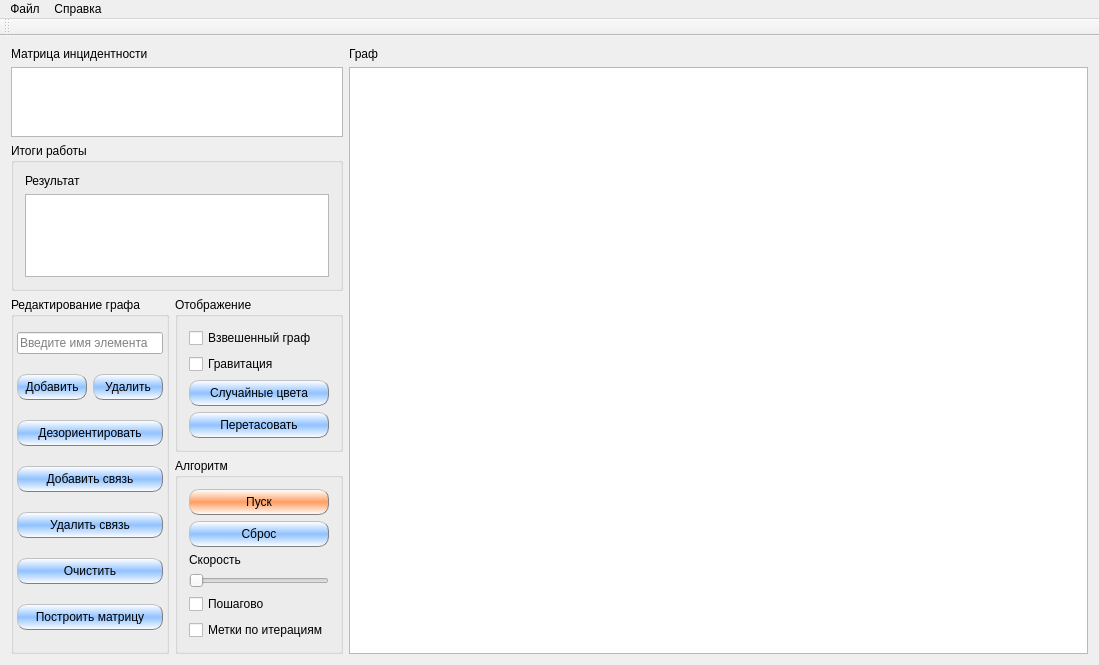
The window that Algorithms/L3/mainwindow.ui (SqrtMinusOne/SEM3_LABS) describes before a commit, drawn with Qt 5.
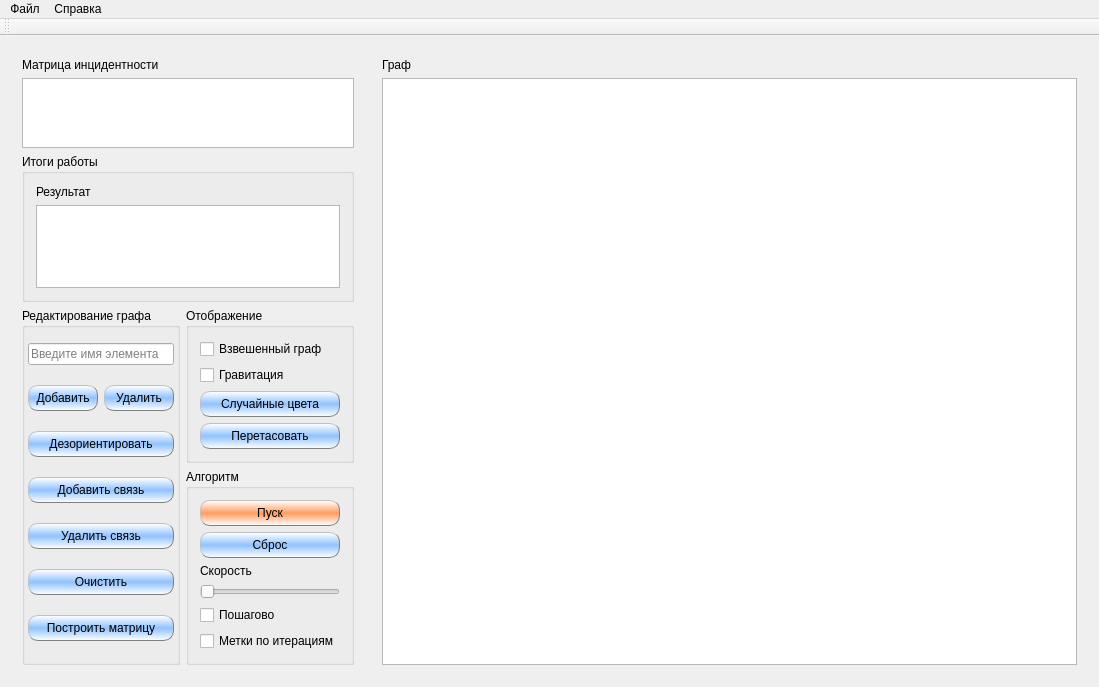
The same window after the commit.

Patch:
```diff
--- a/Algorithms/L3/mainwindow.ui
+++ b/Algorithms/L3/mainwindow.ui
@@ -31,6 +31,7 @@
   <widget class="QWidget" name="centralWidget">
    <layout class="QHBoxLayout" name="horizontalLayout_2" stretch="2,5">
     <item>
+     <widget class="QWidget" name="leftWidget" native="true">
      <layout class="QVBoxLayout" name="LeftLayout" stretch="2,1,0">
       <item>
        <layout class="QVBoxLayout" name="Matrlayout">
@@ -323,9 +324,11 @@
        </layout>
       </item>
      </layout>
+     </widget>
     </item>
     <item>
-     <layout class="QVBoxLayout" name="graphLayout" stretch="0,0">
+     <widget class="QWidget" name="rightWidget" native="true">
+      <layout class="QVBoxLayout" name="rightLayout" stretch="0,0">
       <item>
        <widget class="QLabel" name="label_3">
         <property name="text">
@@ -337,6 +340,7 @@
        <widget class="QGraphicsView" name="graphicsView"/>
       </item>
      </layout>
+     </widget>
     </item>
    </layout>
   </widget>
```
Lines whose indentation alone changed are shown as unchanged.
